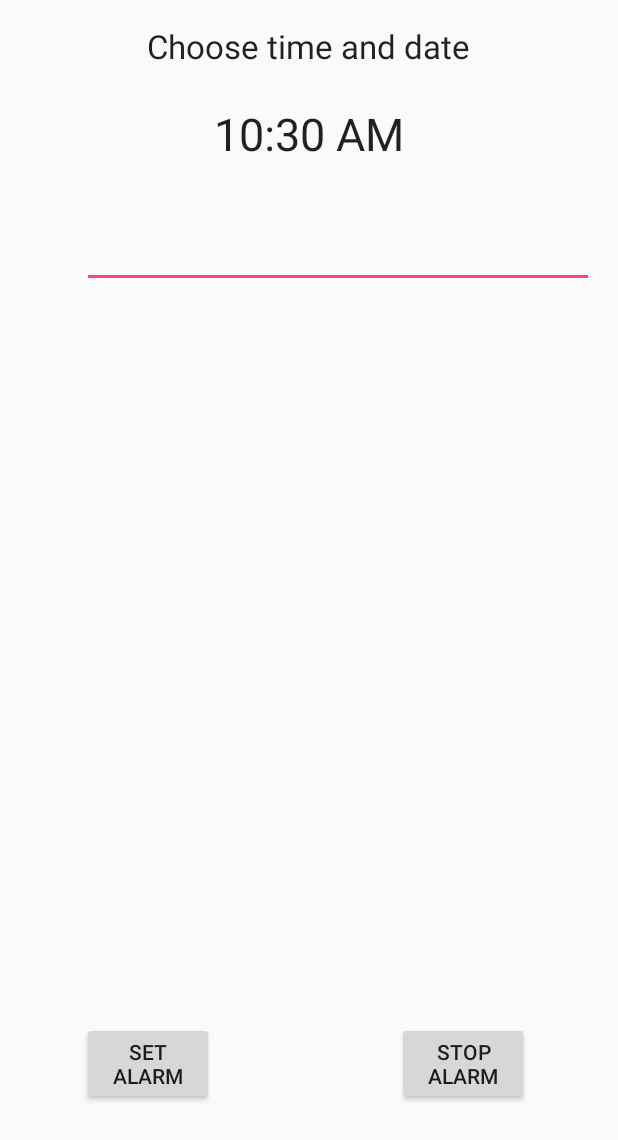
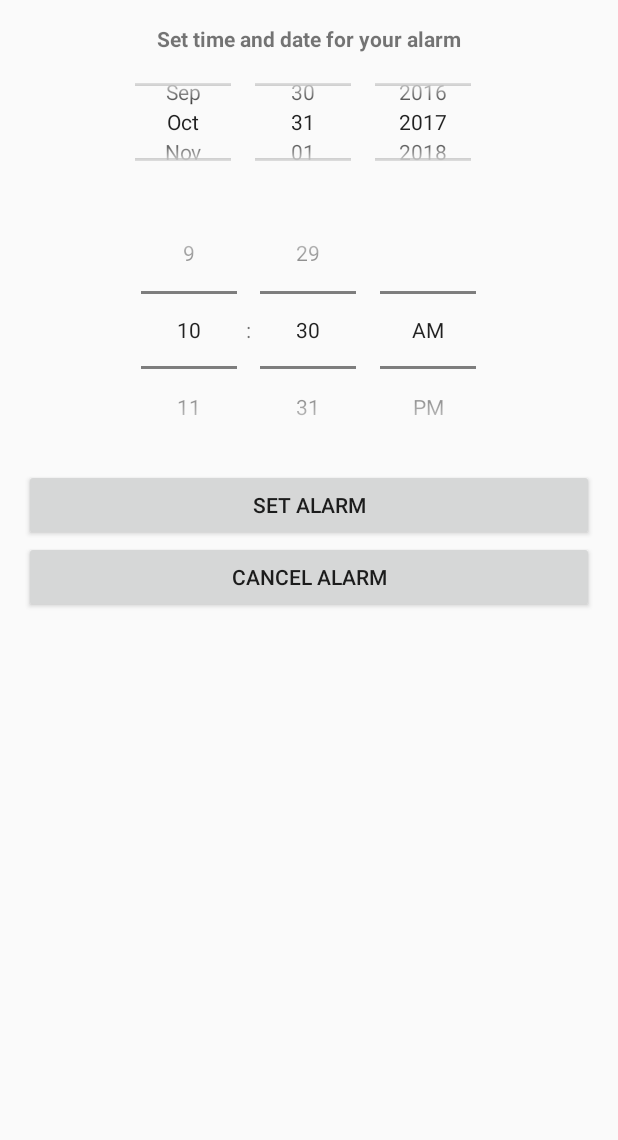
Before and after one commit to LuddeW/Chronopedia, an Android app: the SetAlarmActivity screen opened directly, with no data from a screen before it, after a tap on "SET ALARM", on a phone screen of 412 x 824 dp. Shown: the top 1140 px of the screen. Run offline under Robolectric (Android 15) with nearby library versions, the phone set to English and light mode, and no system bars.

Commit message:
Changed the setAlarm class
*RINGTONE WON'T STOP ONCE ALARM IS TRIGGERED*

```diff
--- a/Chronopedia/app/src/main/java/com/example/ludwig/chronopedia/SetAlarmActivity.java
+++ b/Chronopedia/app/src/main/java/com/example/ludwig/chronopedia/SetAlarmActivity.java
@@ -9,6 +9,12 @@ import android.content.Context;
 import android.content.Intent;
 import android.os.Bundle;
 import android.view.View;
+import android.view.View.OnClickListener;
+import android.view.WindowManager;
+import android.widget.TimePicker;
+import android.widget.Button;
+import android.widget.DatePicker;
+import android.widget.TextView;
 import android.widget.Toast;
 import java.util.Calendar;
 
@@ -17,58 +23,95 @@ import Handlers.AlarmHandler;
 
 public class SetAlarmActivity extends Activity {
 
-    private PendingIntent pendingIntent;
-    public int minute;
-    public int hour;
-    public int amPm;
-    public int weekDay;
-    public int repeatIntervalMinutes;
+    DatePicker datePicker;
+    TimePicker timePicker;
+    Button btnSetAlarm;
+    Button btnStopAlarm;
+    TextView info;
+    int alarmInterval = 10;
+    PendingIntent pendingIntent;
+    Intent intent;
+    AlarmManager alarmManager;
+    final static int RQS_1 = 1;
 
     @Override
     protected void onCreate(Bundle savedInstanceState) {
         super.onCreate(savedInstanceState);
         setContentView(R.layout.activity_set_alarm);
+        getWindow().setSoftInputMode(WindowManager.LayoutParams.SOFT_INPUT_STATE_HIDDEN);
 
-        Intent alarmIntent = new Intent(SetAlarmActivity.this, AlarmHandler.class);
-        pendingIntent = PendingIntent.getBroadcast(SetAlarmActivity.this, 0, alarmIntent, 0);
+        info = findViewById(R.id.info);
+        datePicker =  findViewById(R.id.datePicker);
+        timePicker =  findViewById(R.id.timePicker);
+        Calendar now = Calendar.getInstance();
+        datePicker.init(now.get(Calendar.YEAR),
+                now.get(Calendar.MONTH),
+                now.get(Calendar.DAY_OF_MONTH),
+                null);
+        timePicker.setHour(now.get(Calendar.HOUR_OF_DAY));
+        timePicker.setMinute(now.get(Calendar.MINUTE));
+        btnSetAlarm = findViewById(R.id.startAlarm);
+        btnStopAlarm = findViewById(R.id.stopAlarm);
 
-        findViewById(R.id.startAlarm).setOnClickListener(new View.OnClickListener()
-        {
+        btnSetAlarm.setOnClickListener(new OnClickListener() {
             @Override
-            public void onClick(View v) {
-                start();
+            public void onClick(View view) {
+                Calendar current = Calendar.getInstance();
+
+                Calendar cal = Calendar.getInstance();
+                cal.set(datePicker.getYear(),
+                        datePicker.getMonth(),
+                        datePicker.getDayOfMonth(),
+                        timePicker.getHour(),
+                        timePicker.getMinute(),
+                        00);
+                if (cal.compareTo(current) <= 0) {
+                    Toast.makeText(getApplicationContext(),
+                            "Invalid Date/Time",
+                            Toast.LENGTH_LONG).show();
+                } else {
+                    setAlarm(cal);
+                }
             }
         });
-        findViewById(R.id.stopAlarm).setOnClickListener(new View.OnClickListener() {
+        btnStopAlarm.setOnClickListener(new OnClickListener() {
             @Override
-            public void onClick(View v) {
-                cancel();
+            public void onClick(View view) {
+                Calendar cal = Calendar.getInstance();
+                stopAlarm(cal);
             }
         });
     }
 
-    public void start() {
-        AlarmManager manager = (AlarmManager) getSystemService(Context.ALARM_SERVICE);
-        int interval = 1000 * 60;
+    private void setAlarm(Calendar targetCal) {
+        Toast.makeText(this,
+                "\n\n***\n"
+                        + "Alarm has been set "
+                        + targetCal.getTime()
+                        + "\n" + "***\n",
+                Toast.LENGTH_SHORT).show();
 
-        // Set time (and date)
-        Calendar calendar = Calendar.getInstance();
-        calendar.setTimeInMillis(System.currentTimeMillis());
-        calendar.set(Calendar.HOUR_OF_DAY, hour);
-        calendar.set(Calendar.MINUTE, minute);
-        calendar.set(Calendar.AM_PM, amPm);
-        calendar.set(Calendar.DAY_OF_WEEK, weekDay);
-
-        // Repeat interval
-        manager.setRepeating(AlarmManager.RTC_WAKEUP,
-                calendar.getTimeInMillis(),
-                interval * repeatIntervalMinutes, pendingIntent);
-        Toast.makeText(this, "Alarm Set", Toast.LENGTH_SHORT).show();
+        intent = new Intent(getBaseContext(), AlarmReceiver.class);
+        pendingIntent = PendingIntent.getBroadcast(getBaseContext(), RQS_1, intent, 0);
+        alarmManager = (AlarmManager) getSystemService(Context.ALARM_SERVICE);
+        alarmManager.set(AlarmManager.RTC_WAKEUP, targetCal.getTimeInMillis(), pendingIntent);
+        //alarmManager.setRepeating(AlarmManager.RTC_WAKEUP, targetCal.getTimeInMillis(), alarmInterval, pendingIntent);
     }
-
-    public void cancel() {
-        AlarmManager manager = (AlarmManager) getSystemService(Context.ALARM_SERVICE);
-        manager.cancel(pendingIntent);
-        Toast.makeText(this, "Alarm Canceled", Toast.LENGTH_SHORT).show();
+    private void stopAlarm(Calendar targetCal){
+        Toast.makeText(this,"\n\n***\n"
+                + "The alarm set to "
+                + targetCal.getTime()
+                + "\n" + "has been cancelled." + "***\n",
+                Toast.LENGTH_SHORT).show();
+        //Intent intent = new Intent(getBaseContext(), AlarmReceiver.class);
+        //PendingIntent pendingIntent = PendingIntent.getBroadcast(getBaseContext(), RQS_1, intent, 0);
+        alarmManager = (AlarmManager) getSystemService(Context.ALARM_SERVICE);
+        if(alarmManager!=null) {
+            alarmManager.cancel(pendingIntent);
+            //Toast.makeText(this, "Alarm Canceled", Toast.LENGTH_SHORT).show();
+        }
+        /*if(ringTone!=null){
+            ringTone.stop();
+            ringTone = null;*/
     }
 }
--- a/Chronopedia/app/src/main/res/layout/activity_set_alarm.xml
+++ b/Chronopedia/app/src/main/res/layout/activity_set_alarm.xml
@@ -1,5 +1,4 @@
-<?xml version="1.0" encoding="utf-8"?>
-<RelativeLayout xmlns:android="http://schemas.android.com/apk/res/android"    xmlns:app="http://schemas.android.com/apk/res-auto"
+<LinearLayout xmlns:android="http://schemas.android.com/apk/res/android"
     xmlns:tools="http://schemas.android.com/tools"
     android:layout_width="match_parent"
     android:layout_height="match_parent"
@@ -7,60 +6,117 @@
     android:paddingLeft="@dimen/activity_horizontal_margin"
     android:paddingRight="@dimen/activity_horizontal_margin"
     android:paddingTop="@dimen/activity_vertical_margin"
-    tools:context="com.example.ludwig.chronopedia.SetAlarmActivity">
+    android:orientation="vertical"
+    tools:context=".SetAlarmActivity" >
 
     <TextView
-        android:id="@+id/textView"
         android:layout_width="wrap_content"
         android:layout_height="wrap_content"
-        android:text="@string/alarm_hint"
-        android:textAppearance="?android:attr/textAppearanceLarge"
-        tools:layout_editor_absoluteY="0dp"
-        tools:layout_editor_absoluteX="0dp"
-        android:layout_alignParentTop="true"
-        android:layout_centerHorizontal="true" />
+        android:text="Set time and date for your alarm"
+        android:textStyle="bold"
+        android:layout_gravity="center_horizontal"
+        android:autoLink="web" />
 
-    <Button
-        android:id="@+id/startAlarm"
-        android:layout_width="88dp"
-        android:layout_height="wrap_content"
-        android:text="@string/start_btn"
-        tools:layout_editor_absoluteY="0dp"
-        tools:layout_editor_absoluteX="8dp"
-        android:layout_marginBottom="71dp"
-        android:layout_alignParentBottom="true"
-        android:layout_toStartOf="@+id/textClock2" />
+    <ScrollView
+        android:layout_width="match_parent"
+        android:layout_height="match_parent">
+        <LinearLayout
+            android:layout_width="match_parent"
+            android:layout_height="wrap_content"
+            android:orientation="vertical"
+            android:weightSum="1">
 
-    <Button
-        android:id="@+id/stopAlarm"
-        android:layout_width="88dp"
-        android:layout_height="wrap_content"
-        android:text="@string/stop_btn"
-        tools:layout_editor_absoluteY="0dp"
-        tools:layout_editor_absoluteX="8dp"
-        android:layout_alignBaseline="@+id/startAlarm"
-        android:layout_alignBottom="@+id/startAlarm"
-        android:layout_alignParentEnd="true"
-        android:layout_marginEnd="43dp" />
+            <DatePicker
+                android:id="@+id/datePicker"
+                android:layout_width="match_parent"
+                android:layout_height="92dp"
+                android:calendarViewShown="false"
 
-    <TextClock
-        android:id="@+id/textClock2"
-        android:layout_width="wrap_content"
-        android:layout_height="wrap_content"
-        android:textSize="30sp"
-        android:layout_below="@+id/textView"
-        android:layout_centerHorizontal="true"
-        android:layout_marginTop="23dp" />
+                android:datePickerMode="spinner" />
 
-    <EditText
-        android:id="@+id/editText3"
-        android:layout_width="wrap_content"
-        android:layout_height="wrap_content"
-        android:layout_alignStart="@+id/startAlarm"
-        android:layout_below="@+id/textClock2"
-        android:layout_marginTop="37dp"
-        android:ems="10"
-        android:inputType="date"
-        android:layout_alignParentEnd="true" />
+            <TimePicker
+                android:id="@+id/timePicker"
+                android:layout_width="match_parent"
+                android:layout_height="185dp"
+                android:timePickerMode="spinner" />
 
-</RelativeLayout>
+            <Button
+                android:id="@+id/startAlarm"
+                android:layout_width="match_parent"
+                android:layout_height="wrap_content"
+                android:text="Set Alarm"/>
+            <Button
+                android:id="@+id/stopAlarm"
+                android:layout_width="match_parent"
+                android:layout_height="wrap_content"
+                android:text="Cancel Alarm"/>
+            <TextView
+                android:id="@+id/info"
+                android:layout_width="match_parent"
+                android:layout_height="wrap_content"/>
+
+        </LinearLayout>
+    </ScrollView>
+
+</LinearLayout>
+
+<!--<?xml version="1.0" encoding="utf-8"?>-->
+<!--<RelativeLayout xmlns:android="http://schemas.android.com/apk/res/android"    xmlns:app="http://schemas.android.com/apk/res-auto"-->
+    <!--xmlns:tools="http://schemas.android.com/tools"-->
+    <!--android:layout_width="match_parent"-->
+    <!--android:layout_height="match_parent"-->
+    <!--android:paddingBottom="@dimen/activity_vertical_margin"-->
+    <!--android:paddingLeft="@dimen/activity_horizontal_margin"-->
+    <!--android:paddingRight="@dimen/activity_horizontal_margin"-->
+    <!--android:paddingTop="@dimen/activity_vertical_margin"-->
+    <!--tools:context="com.example.ludwig.chronopedia.SetAlarmActivity">-->
+
+    <!--<TextView-->
+        <!--android:id="@+id/textView"-->
+        <!--android:layout_width="wrap_content"-->
+        <!--android:layout_height="wrap_content"-->
+        <!--android:layout_alignParentTop="true"-->
+        <!--android:layout_centerHorizontal="true"-->
+        <!--android:text="@string/alarm_hint"-->
+        <!--android:textAppearance="?android:attr/textAppearanceLarge"-->
+        <!--tools:layout_editor_absoluteX="0dp"-->
+        <!--tools:layout_editor_absoluteY="0dp" />-->
+
+    <!--<Button-->
+        <!--android:id="@+id/startAlarm"-->
+        <!--android:layout_width="88dp"-->
+        <!--android:layout_height="wrap_content"-->
+        <!--android:text="@string/start_btn"-->
+        <!--tools:layout_editor_absoluteY="0dp"-->
+        <!--tools:layout_editor_absoluteX="8dp"-->
+        <!--android:layout_marginBottom="30dp"-->
+        <!--android:layout_marginStart="16dp"-->
+        <!--android:layout_alignParentBottom="true"-->
+        <!--android:layout_alignParentStart="true" />-->
+
+    <!--<Button-->
+        <!--android:id="@+id/stopAlarm"-->
+        <!--android:layout_width="88dp"-->
+        <!--android:layout_height="wrap_content"-->
+        <!--android:text="@string/stop_btn"-->
+        <!--tools:layout_editor_absoluteY="0dp"-->
+        <!--tools:layout_editor_absoluteX="8dp"-->
+        <!--android:layout_marginEnd="32dp"-->
+        <!--android:layout_alignBaseline="@+id/startAlarm"-->
+        <!--android:layout_alignBottom="@+id/startAlarm"-->
+        <!--android:layout_alignParentEnd="true" />-->
+
+    <!--<TimePicker-->
+        <!--android:id="@+id/timePicker"-->
+        <!--android:layout_width="wrap_content"-->
+        <!--android:layout_height="wrap_content"-->
+        <!--android:layout_below="@+id/textView"-->
+        <!--android:layout_centerHorizontal="true"-->
+        <!--android:layout_marginTop="20dp"-->
+        <!--android:alwaysDrawnWithCache="false"-->
+        <!--android:amPmBackgroundColor="@android:color/white"-->
+        <!--android:amPmTextColor="@android:color/white"-->
+        <!--android:background="#ffffff"-->
+        <!--android:timePickerMode="spinner" />-->
+
+<!--</RelativeLayout>-->
--- a/Chronopedia/app/src/main/res/values/colors.xml
+++ b/Chronopedia/app/src/main/res/values/colors.xml
@@ -3,4 +3,5 @@
     <color name="colorPrimary">#3F51B5</color>
     <color name="colorPrimaryDark">#303F9F</color>
     <color name="colorAccent">#FF4081</color>
+    <color name="colorDark">#00000f</color>
 </resources>
```
Also changed, not shown: Chronopedia/app/src/main/AndroidManifest.xml (+3 -7 lines).
